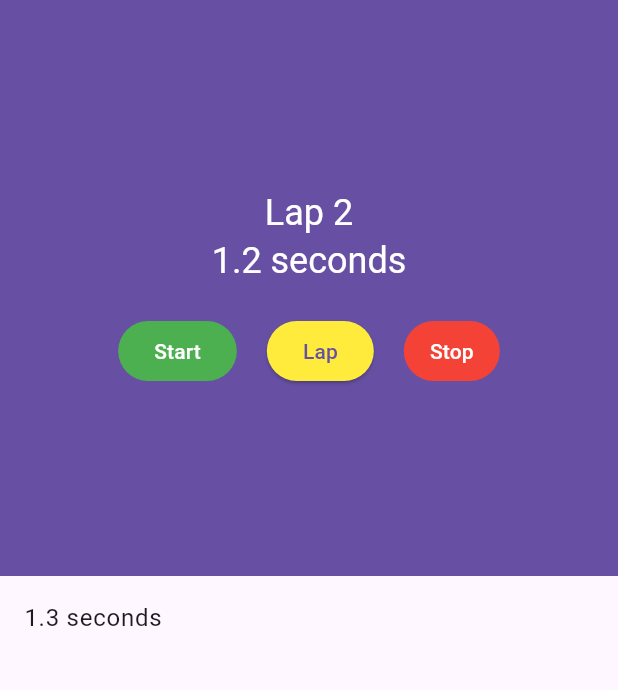
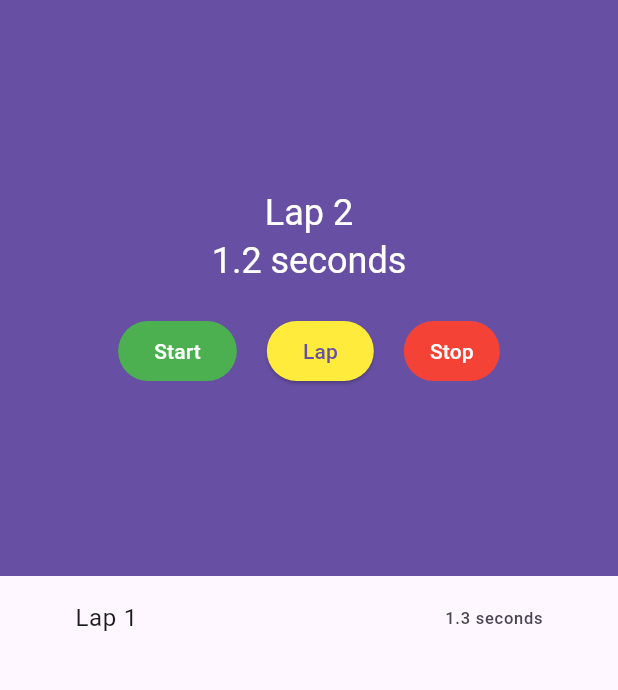
Before and after one commit to AbeerJihad/stopwatch_app, a Flutter app: the screen it shows after launch, after a tap on "Start", after a tap on "Lap", on a phone screen of 412 x 824 dp, the part 84-774 px from its top. Run offline on Flutter 3.47's test engine with Material 3 defaults, Android fonts, the phone set to English and light mode, and no system bars.

Commit message:
Handling large datasets with list builders and animate list to its bottom after each new item adding

```diff
--- a/lib/stopwatch.dart
+++ b/lib/stopwatch.dart
@@ -10,6 +10,9 @@ class StopWatch extends StatefulWidget {
 }
 
 class _StopWatchState extends State<StopWatch> {
+  final itemHeight = 60.0;
+  final scrollController = ScrollController();
+
   int milliseconds = 0;
   late Timer timer;
   bool isTicking = false;
@@ -21,6 +24,11 @@ class _StopWatchState extends State<StopWatch> {
       laps.add(milliseconds);
       milliseconds = 0;
     });
+    scrollController.animateTo(
+      itemHeight * laps.length,
+      duration: const Duration(milliseconds: 500),
+      curve: Curves.easeIn,
+    );
   }
 
   void _startTimer() {
@@ -126,19 +134,27 @@ class _StopWatchState extends State<StopWatch> {
   }
 
   Widget _buildLapDisplay() {
-    return ListView(
-      children: [
-        for (int milliseconds in laps)
-          ListTile(
-            title: Text(_secondsText(milliseconds)),
-          )
-      ],
+    return Scrollbar(
+      child: ListView.builder(
+        itemCount: laps.length,
+        controller: scrollController,
+        itemExtent: itemHeight,
+        itemBuilder: (context, index) {
+          final milliseconds = laps[index];
+          return ListTile(
+            contentPadding: const EdgeInsets.symmetric(horizontal: 50),
+            title: Text('Lap ${index + 1}'),
+            trailing: Text(_secondsText(milliseconds)),
+          );
+        },
+      ),
     );
   }
 
   @override
   void dispose() {
     timer.cancel();
+    scrollController.dispose();
     super.dispose();
   }
 }
```
